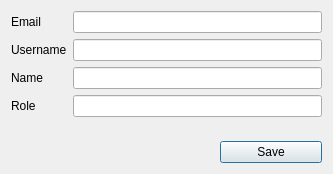
This is dialog/userprofiledialog.ui in ytxerp/ytx-client as Qt 5 draws it before an edit. The edited form follows.
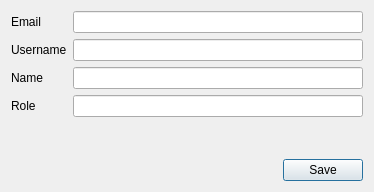
This is the edited form.

Diff of the .ui file:
```diff
--- a/dialog/userprofiledialog.ui
+++ b/dialog/userprofiledialog.ui
@@ -6,28 +6,15 @@
    <rect>
     <x>0</x>
     <y>0</y>
-    <width>333</width>
-    <height>174</height>
+    <width>374</width>
+    <height>192</height>
    </rect>
   </property>
   <property name="windowTitle">
    <string>Profile</string>
   </property>
   <layout class="QGridLayout" name="gridLayout">
-   <item row="1" column="0" colspan="2">
-    <spacer name="horizontalSpacer">
-     <property name="orientation">
-      <enum>Qt::Orientation::Horizontal</enum>
-     </property>
-     <property name="sizeHint" stdset="0">
-      <size>
-       <width>73</width>
-       <height>20</height>
-      </size>
-     </property>
-    </spacer>
-   </item>
-   <item row="0" column="0" colspan="3">
+   <item row="0" column="0">
     <layout class="QFormLayout" name="formLayout">
      <property name="labelAlignment">
       <set>Qt::AlignmentFlag::AlignLeading|Qt::AlignmentFlag::AlignLeft|Qt::AlignmentFlag::AlignVCenter</set>
@@ -78,15 +65,45 @@
      </item>
     </layout>
    </item>
-   <item row="1" column="2">
-    <widget class="QPushButton" name="pushButtonSave">
-     <property name="text">
-      <string>Save</string>
+   <item row="2" column="0">
+    <layout class="QHBoxLayout" name="horizontalLayout">
+     <item>
+      <spacer name="horizontalSpacer">
+       <property name="orientation">
+        <enum>Qt::Orientation::Horizontal</enum>
+       </property>
+       <property name="sizeHint" stdset="0">
+        <size>
+         <width>73</width>
+         <height>20</height>
+        </size>
+       </property>
+      </spacer>
+     </item>
+     <item>
+      <widget class="QPushButton" name="pushButtonSave">
+       <property name="text">
+        <string>Save</string>
+       </property>
+       <property name="default">
+        <bool>true</bool>
+       </property>
+      </widget>
+     </item>
+    </layout>
+   </item>
+   <item row="1" column="0">
+    <spacer name="verticalSpacer">
+     <property name="orientation">
+      <enum>Qt::Orientation::Vertical</enum>
      </property>
-     <property name="default">
-      <bool>true</bool>
+     <property name="sizeHint" stdset="0">
+      <size>
+       <width>20</width>
+       <height>40</height>
+      </size>
      </property>
-    </widget>
+    </spacer>
    </item>
   </layout>
  </widget>
```
